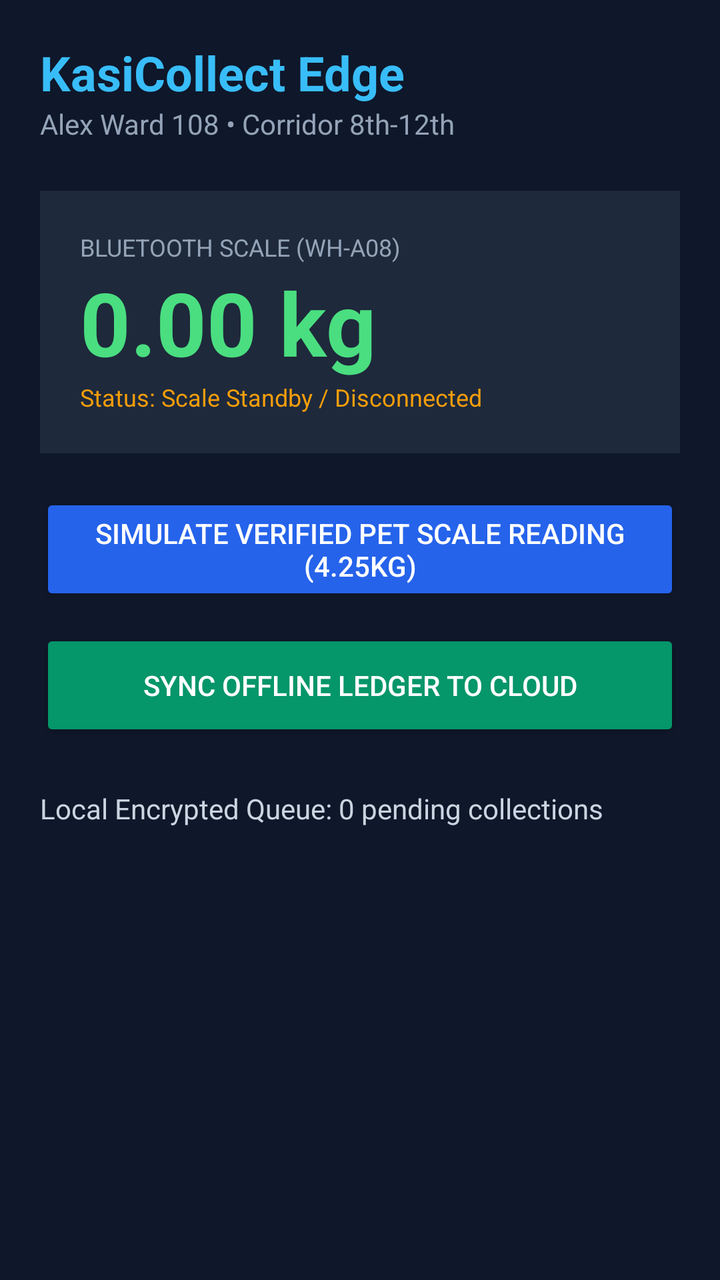
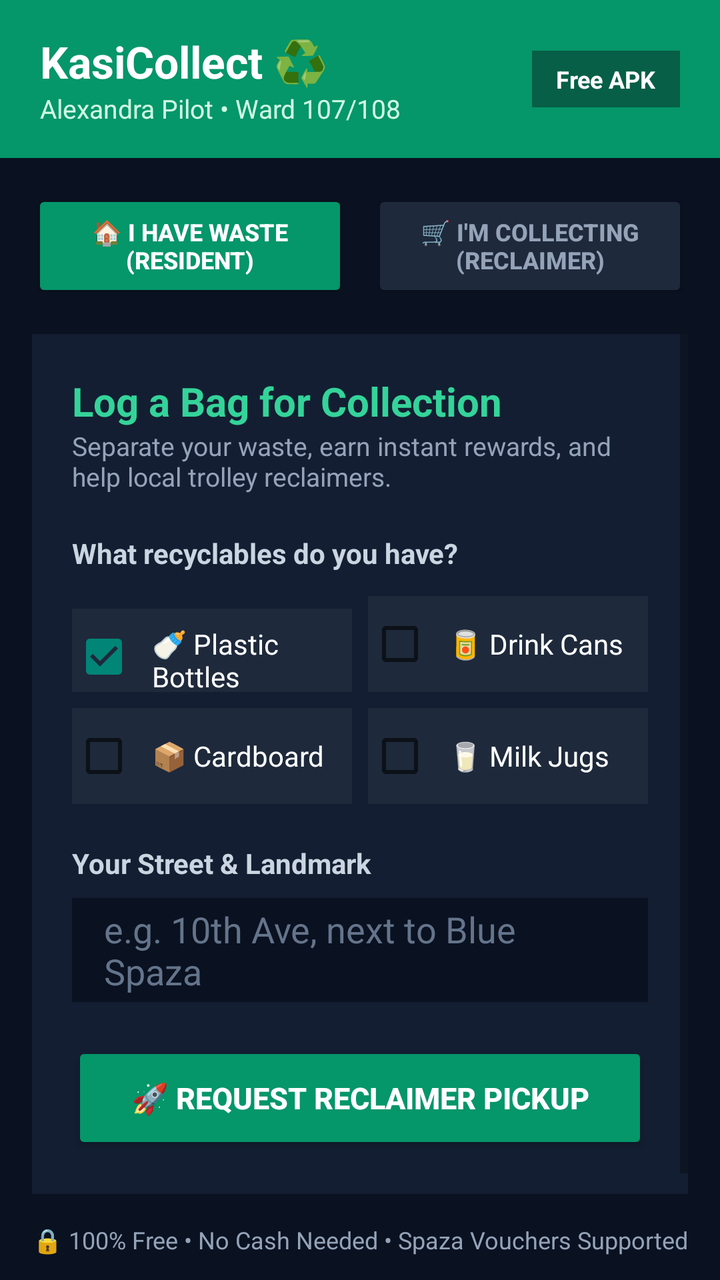

The first picture is an Android layout as it rendered before a commit; the second is the same layout after the commit. The layout source and the unified diff follow.
<!-- AndroidManifest.xml: application theme android:Theme.Material.Light.NoActionBar -->
<!-- res/layout/activity_main.xml -->
﻿<?xml version="1.0" encoding="utf-8"?>
<LinearLayout xmlns:android="http://schemas.android.com/apk/res/android"
    android:layout_width="match_parent"
    android:layout_height="match_parent"
    android:orientation="vertical"
    android:padding="20dp"
    android:background="#0F172A">

    <TextView
        android:layout_width="wrap_content"
        android:layout_height="wrap_content"
        android:text="KasiCollect Edge"
        android:textColor="#38BDF8"
        android:textSize="24sp"
        android:textStyle="bold" />

    <TextView
        android:layout_width="wrap_content"
        android:layout_height="wrap_content"
        android:text="Alex Ward 108 • Corridor 8th-12th"
        android:textColor="#94A3B8"
        android:textSize="14sp"
        android:layout_marginBottom="24dp" />

    
    <LinearLayout
        android:layout_width="match_parent"
        android:layout_height="wrap_content"
        android:orientation="vertical"
        android:background="#1E293B"
        android:padding="20dp"
        android:layout_marginBottom="20dp">

        <TextView
            android:layout_width="wrap_content"
            android:layout_height="wrap_content"
            android:text="BLUETOOTH SCALE (WH-A08)"
            android:textColor="#94A3B8"
            android:textSize="12sp" />

        <TextView
            android:id="@+id/tvWeightDisplay"
            android:layout_width="wrap_content"
            android:layout_height="wrap_content"
            android:text="0.00 kg"
            android:textColor="#4ADE80"
            android:textSize="44sp"
            android:textStyle="bold" />

        <TextView
            android:id="@+id/tvStatus"
            android:layout_width="wrap_content"
            android:layout_height="wrap_content"
            android:text="Status: Scale Standby / Disconnected"
            android:textColor="#F59E0B"
            android:textSize="12sp" />
    </LinearLayout>

    <Button
        android:id="@+id/btnSimulateWeigh"
        android:layout_width="match_parent"
        android:layout_height="56dp"
        android:text="Simulate Verified PET Scale Reading (4.25kg)"
        android:backgroundTint="#2563EB"
        android:textColor="#FFFFFF"
        android:layout_marginBottom="12dp" />

    <Button
        android:id="@+id/btnTriggerSync"
        android:layout_width="match_parent"
        android:layout_height="56dp"
        android:text="Sync Offline Ledger to Cloud"
        android:backgroundTint="#059669"
        android:textColor="#FFFFFF"
        android:layout_marginBottom="24dp" />

    <TextView
        android:id="@+id/tvLedgerCount"
        android:layout_width="match_parent"
        android:layout_height="wrap_content"
        android:text="Local Encrypted Queue: 0 pending collections"
        android:textColor="#CBD5E1"
        android:textSize="14sp" />
</LinearLayout>
<!-- resources referenced by this layout -->
<resources>

</resources>

<!-- the commit's change to res/layout/activity_main.xml (unified diff, before → after) -->
@@ -3,82 +3,352 @@
     android:layout_width="match_parent"
     android:layout_height="match_parent"
     android:orientation="vertical"
-    android:padding="20dp"
-    android:background="#0F172A">
-
-    <TextView
-        android:layout_width="wrap_content"
-        android:layout_height="wrap_content"
-        android:text="KasiCollect Edge"
-        android:textColor="#38BDF8"
-        android:textSize="24sp"
-        android:textStyle="bold" />
-
-    <TextView
-        android:layout_width="wrap_content"
-        android:layout_height="wrap_content"
-        android:text="Alex Ward 108 • Corridor 8th-12th"
-        android:textColor="#94A3B8"
-        android:textSize="14sp"
-        android:layout_marginBottom="24dp" />
+    android:background="#0A1120">
 
     
     <LinearLayout
         android:layout_width="match_parent"
         android:layout_height="wrap_content"
-        android:orientation="vertical"
-        android:background="#1E293B"
-        android:padding="20dp"
-        android:layout_marginBottom="20dp">
+        android:orientation="horizontal"
+        android:background="#059669"
+        android:paddingStart="20dp"
+        android:paddingEnd="20dp"
+        android:paddingTop="16dp"
+        android:paddingBottom="16dp"
+        android:gravity="center_vertical">
+
+        <LinearLayout
+            android:layout_width="0dp"
+            android:layout_height="wrap_content"
+            android:layout_weight="1"
+            android:orientation="vertical">
+
+            <TextView
+                android:layout_width="wrap_content"
+                android:layout_height="wrap_content"
+                android:text="KasiCollect ♻️"
+                android:textColor="#FFFFFF"
+                android:textSize="22sp"
+                android:textStyle="bold" />
+
+            <TextView
+                android:layout_width="wrap_content"
+                android:layout_height="wrap_content"
+                android:text="Alexandra Pilot • Ward 107/108"
+                android:textColor="#D1FAE5"
+                android:textSize="13sp" />
+        </LinearLayout>
 
         <TextView
             android:layout_width="wrap_content"
             android:layout_height="wrap_content"
-            android:text="BLUETOOTH SCALE (WH-A08)"
-            android:textColor="#94A3B8"
-            android:textSize="12sp" />
-
-        <TextView
-            android:id="@+id/tvWeightDisplay"
-            android:layout_width="wrap_content"
-            android:layout_height="wrap_content"
-            android:text="0.00 kg"
-            android:textColor="#4ADE80"
-            android:textSize="44sp"
-            android:textStyle="bold" />
-
-        <TextView
-            android:id="@+id/tvStatus"
-            android:layout_width="wrap_content"
-            android:layout_height="wrap_content"
-            android:text="Status: Scale Standby / Disconnected"
-            android:textColor="#F59E0B"
-            android:textSize="12sp" />
+            android:text="Free APK"
+            android:textColor="#FFFFFF"
+            android:textStyle="bold"
+            android:textSize="12sp"
+            android:background="#065F46"
+            android:paddingStart="12dp"
+            android:paddingEnd="12dp"
+            android:paddingTop="6dp"
+            android:paddingBottom="6dp" />
     </LinearLayout>
 
-    <Button
-        android:id="@+id/btnSimulateWeigh"
-        android:layout_width="match_parent"
-        android:layout_height="56dp"
-        android:text="Simulate Verified PET Scale Reading (4.25kg)"
-        android:backgroundTint="#2563EB"
-        android:textColor="#FFFFFF"
-        android:layout_marginBottom="12dp" />
-
-    <Button
-        android:id="@+id/btnTriggerSync"
-        android:layout_width="match_parent"
-        android:layout_height="56dp"
-        android:text="Sync Offline Ledger to Cloud"
-        android:backgroundTint="#059669"
-        android:textColor="#FFFFFF"
-        android:layout_marginBottom="24dp" />
-
-    <TextView
-        android:id="@+id/tvLedgerCount"
+    
+    <LinearLayout
         android:layout_width="match_parent"
         android:layout_height="wrap_content"
-        android:text="Local Encrypted Queue: 0 pending collections"
-        android:textColor="#CBD5E1"
-        android:textSize="14sp" />
+        android:orientation="horizontal"
+        android:padding="16dp">
+
+        <Button
+            android:id="@+id/btnTabResident"
+            android:layout_width="0dp"
+            android:layout_height="56dp"
+            android:layout_weight="1"
+            android:text="🏠 I Have Waste (Resident)"
+            android:textSize="12sp"
+            android:textStyle="bold"
+            android:backgroundTint="#059669"
+            android:textColor="#FFFFFF"
+            android:layout_marginEnd="6dp" />
+
+        <Button
+            android:id="@+id/btnTabReclaimer"
+            android:layout_width="0dp"
+            android:layout_height="56dp"
+            android:layout_weight="1"
+            android:text="🛒 I'm Collecting (Reclaimer)"
+            android:textSize="12sp"
+            android:textStyle="bold"
+            android:backgroundTint="#1E293B"
+            android:textColor="#94A3B8"
+            android:layout_marginStart="6dp" />
+    </LinearLayout>
+
+    <ScrollView
+        android:layout_width="match_parent"
+        android:layout_height="0dp"
+        android:layout_weight="1"
+        android:paddingStart="16dp"
+        android:paddingEnd="16dp">
+
+        <LinearLayout
+            android:layout_width="match_parent"
+            android:layout_height="wrap_content"
+            android:orientation="vertical">
+
+            
+            <LinearLayout
+                android:id="@+id/viewResident"
+                android:layout_width="match_parent"
+                android:layout_height="wrap_content"
+                android:orientation="vertical"
+                android:background="#131E32"
+                android:padding="20dp"
+                android:layout_marginBottom="16dp">
+
+                <TextView
+                    android:layout_width="wrap_content"
+                    android:layout_height="wrap_content"
+                    android:text="Log a Bag for Collection"
+                    android:textColor="#34D399"
+                    android:textSize="20sp"
+                    android:textStyle="bold" />
+
+                <TextView
+                    android:layout_width="wrap_content"
+                    android:layout_height="wrap_content"
+                    android:text="Separate your waste, earn instant rewards, and help local trolley reclaimers."
+                    android:textColor="#94A3B8"
+                    android:textSize="13sp"
+                    android:layout_marginBottom="20dp" />
+
+                <TextView
+                    android:layout_width="wrap_content"
+                    android:layout_height="wrap_content"
+                    android:text="What recyclables do you have?"
+                    android:textColor="#CBD5E1"
+                    android:textStyle="bold"
+                    android:textSize="14sp"
+                    android:layout_marginBottom="12dp" />
+
+                
+                <LinearLayout
+                    android:layout_width="match_parent"
+                    android:layout_height="wrap_content"
+                    android:orientation="horizontal"
+                    android:layout_marginBottom="8dp">
+
+                    <CheckBox
+                        android:id="@+id/cbPet"
+                        android:layout_width="0dp"
+                        android:layout_height="48dp"
+                        android:layout_weight="1"
+                        android:text="🍼 Plastic Bottles"
+                        android:textColor="#FFFFFF"
+                        android:checked="true"
+                        android:background="#1E293B"
+                        android:padding="8dp"
+                        android:layout_marginEnd="4dp" />
+
+                    <CheckBox
+                        android:id="@+id/cbCans"
+                        android:layout_width="0dp"
+                        android:layout_height="48dp"
+                        android:layout_weight="1"
+                        android:text="🥫 Drink Cans"
+                        android:textColor="#FFFFFF"
+                        android:background="#1E293B"
+                        android:padding="8dp"
+                        android:layout_marginStart="4dp" />
+                </LinearLayout>
+
+                <LinearLayout
+                    android:layout_width="match_parent"
+                    android:layout_height="wrap_content"
+                    android:orientation="horizontal"
+                    android:layout_marginBottom="20dp">
+
+                    <CheckBox
+                        android:id="@+id/cbCardboard"
+                        android:layout_width="0dp"
+                        android:layout_height="48dp"
+                        android:layout_weight="1"
+                        android:text="📦 Cardboard"
+                        android:textColor="#FFFFFF"
+                        android:background="#1E293B"
+                        android:padding="8dp"
+                        android:layout_marginEnd="4dp" />
+
+                    <CheckBox
+                        android:id="@+id/cbMilk"
+                        android:layout_width="0dp"
+                        android:layout_height="48dp"
+                        android:layout_weight="1"
+                        android:text="🥛 Milk Jugs"
+                        android:textColor="#FFFFFF"
+                        android:background="#1E293B"
+                        android:padding="8dp"
+                        android:layout_marginStart="4dp" />
+                </LinearLayout>
+
+                <TextView
+                    android:layout_width="wrap_content"
+                    android:layout_height="wrap_content"
+                    android:text="Your Street &amp; Landmark"
+                    android:textColor="#CBD5E1"
+                    android:textStyle="bold"
+                    android:textSize="14sp"
+                    android:layout_marginBottom="8dp" />
+
+                <EditText
+                    android:id="@+id/etLandmark"
+                    android:layout_width="match_parent"
+                    android:layout_height="52dp"
+                    android:hint="e.g. 10th Ave, next to Blue Spaza"
+                    android:textColorHint="#64748B"
+                    android:textColor="#FFFFFF"
+                    android:background="#0A1120"
+                    android:paddingStart="16dp"
+                    android:paddingEnd="16dp"
+                    android:layout_marginBottom="20dp" />
+
+                <Button
+                    android:id="@+id/btnSubmitManifest"
+                    android:layout_width="match_parent"
+                    android:layout_height="56dp"
+                    android:text="🚀 REQUEST RECLAIMER PICKUP"
+                    android:backgroundTint="#059669"
+                    android:textColor="#FFFFFF"
+                    android:textStyle="bold"
+                    android:textSize="15sp" />
+            </LinearLayout>
+
+            
+            <LinearLayout
+                android:id="@+id/viewReclaimer"
+                android:layout_width="match_parent"
+                android:layout_height="wrap_content"
+                android:orientation="vertical"
+                android:visibility="gone">
+
+                <TextView
+                    android:id="@+id/tvNearbyTitle"
+                    android:layout_width="wrap_content"
+                    android:layout_height="wrap_content"
+                    android:text="Available Clean Pickups (2 nearby)"
+                    android:textColor="#34D399"
+                    android:textSize="18sp"
+                    android:textStyle="bold" />
+
+                <TextView
+                    android:layout_width="wrap_content"
+                    android:layout_height="wrap_content"
+                    android:text="Claim a bag to let the household know you are on your way."
+                    android:textColor="#94A3B8"
+                    android:textSize="13sp"
+                    android:layout_marginBottom="16dp" />
+
+                
+                <LinearLayout
+                    android:layout_width="match_parent"
+                    android:layout_height="wrap_content"
+                    android:orientation="vertical"
+                    android:background="#131E32"
+                    android:padding="16dp"
+                    android:layout_marginBottom="12dp">
+
+                    <TextView
+                        android:layout_width="wrap_content"
+                        android:layout_height="wrap_content"
+                        android:text="CLEAN &amp; SORTED • 10 mins ago"
+                        android:textColor="#10B981"
+                        android:textSize="11sp"
+                        android:textStyle="bold" />
+
+                    <TextView
+                        android:layout_width="wrap_content"
+                        android:layout_height="wrap_content"
+                        android:text="Clear PET Plastic"
+                        android:textColor="#FFFFFF"
+                        android:textSize="16sp"
+                        android:textStyle="bold"
+                        android:layout_marginTop="4dp" />
+
+                    <TextView
+                        android:layout_width="wrap_content"
+                        android:layout_height="wrap_content"
+                        android:text="📍 8th Ave, near Taxi Rank"
+                        android:textColor="#94A3B8"
+                        android:textSize="13sp"
+                        android:layout_marginTop="4dp"
+                        android:layout_marginBottom="14dp" />
+
+                    <Button
+                        android:id="@+id/btnClaim1"
+                        android:layout_width="match_parent"
+                        android:layout_height="48dp"
+                        android:text="🛒 I'm on my way (Claim Bag)"
+                        android:backgroundTint="#1E293B"
+                        android:textColor="#38BDF8" />
+                </LinearLayout>
+
+                
+                <LinearLayout
+                    android:layout_width="match_parent"
+                    android:layout_height="wrap_content"
+                    android:orientation="vertical"
+                    android:background="#131E32"
+                    android:padding="16dp"
+                    android:layout_marginBottom="16dp">
+
+                    <TextView
+                        android:layout_width="wrap_content"
+                        android:layout_height="wrap_content"
+                        android:text="CLEAN &amp; SORTED • 25 mins ago"
+                        android:textColor="#10B981"
+                        android:textSize="11sp"
+                        android:textStyle="bold" />
+
+                    <TextView
+                        android:layout_width="wrap_content"
+                        android:layout_height="wrap_content"
+                        android:text="Drink Cans, Cardboard"
+                        android:textColor="#FFFFFF"
+                        android:textSize="16sp"
+                        android:textStyle="bold"
+                        android:layout_marginTop="4dp" />
+
+                    <TextView
+                        android:layout_width="wrap_content"
+                        android:layout_height="wrap_content"
+                        android:text="📍 12th Ave, corner Vas St"
+                        android:textColor="#94A3B8"
+                        android:textSize="13sp"
+                        android:layout_marginTop="4dp"
+                        android:layout_marginBottom="14dp" />
+
+                    <Button
+                        android:id="@+id/btnClaim2"
+                        android:layout_width="match_parent"
+                        android:layout_height="48dp"
+                        android:text="🛒 I'm on my way (Claim Bag)"
+                        android:backgroundTint="#1E293B"
+                        android:textColor="#38BDF8" />
+                </LinearLayout>
+            </LinearLayout>
+        </LinearLayout>
+    </ScrollView>
+
+    
+    <TextView
+        android:id="@+id/tvFooterBadge"
+        android:layout_width="match_parent"
+        android:layout_height="wrap_content"
+        android:text="🔒 100% Free • No Cash Needed • Spaza Vouchers Supported"
+        android:textColor="#94A3B8"
+        android:textSize="12sp"
+        android:gravity="center"
+        android:padding="12dp"
+        android:background="#0A1120" />
 </LinearLayout>
